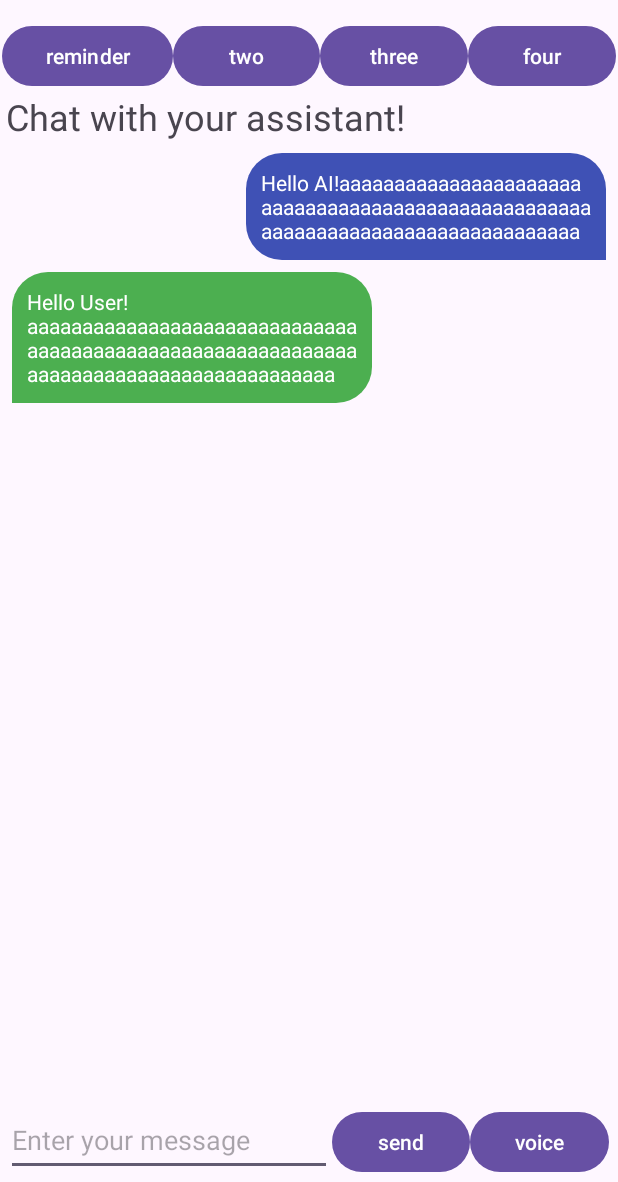
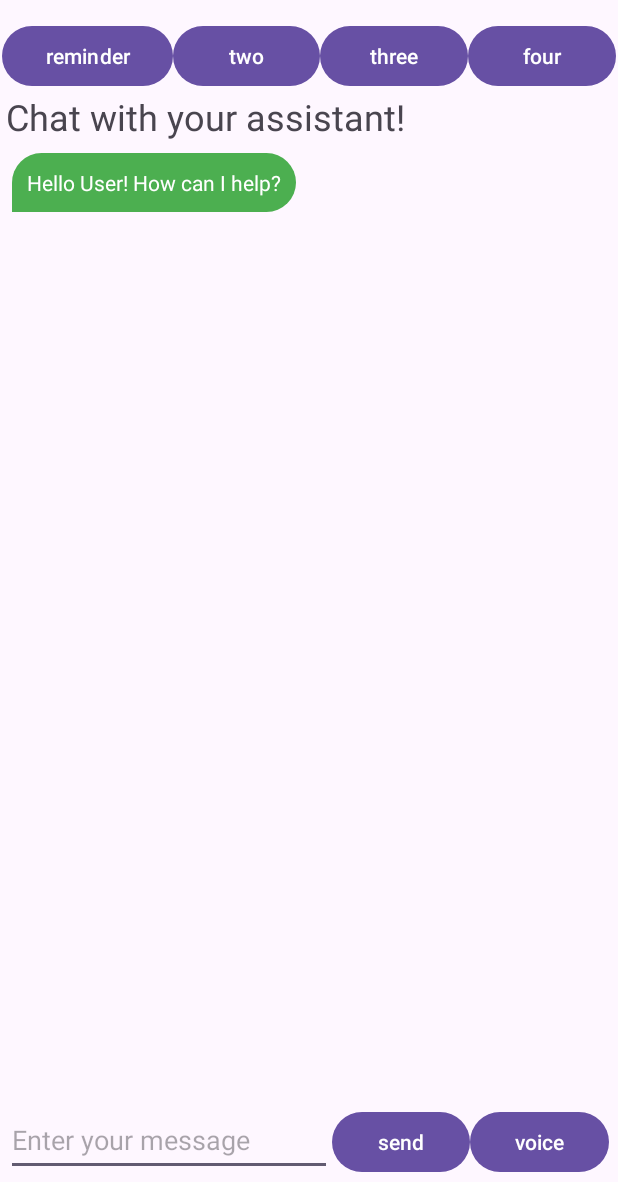
Before and after one commit to arshad-syed18/Sarvo-AI-Assistant, an Android app: the screen it shows after launch (HomeActivity), on a phone screen of 412 x 824 dp, the part 54-1236 px from its top. Run offline under Robolectric (Android 15) with nearby library versions, the phone set to English and light mode, and no system bars.

Commit message:
User message input, API base link

```diff
--- a/app/src/main/java/com/example/sarvov1/HomeActivity.kt
+++ b/app/src/main/java/com/example/sarvov1/HomeActivity.kt
@@ -2,6 +2,9 @@ package com.example.sarvov1
 
 import androidx.appcompat.app.AppCompatActivity
 import android.os.Bundle
+import android.view.View
+import android.widget.Button
+import android.widget.EditText
 import android.widget.Toast
 import androidx.appcompat.widget.Toolbar
 import androidx.appcompat.app.ActionBarDrawerToggle
@@ -49,9 +52,20 @@ class HomeActivity : AppCompatActivity() {
                 else -> false
             }
         }
+        addMessage("Hello User! How can I help?", false) // change text if needed
+        val sendButton = findViewById<Button>(R.id.sendButton)
+        val messageInputField = findViewById<EditText>(R.id.messageInputField)
 
-        addMessage("Hello AI!aaaaaaaaaaaaaaaaaaaaaaaaaaaaaaaaaaaaaaaaaaaaaaaaaaaaaaaaaaaaaaaaaaaaaaaaaaaaaaaaa",true)  // TODO: replace with user input
-        addMessage("Hello User!aaaaaaaaaaaaaaaaaaaaaaaaaaaaaaaaaaaaaaaaaaaaaaaaaaaaaaaaaaaaaaaaaaaaaaaaaaaaaaaaaaaaaaaa",false) // TODO: replace with api call
+        // API link https://deep-friendly-kodiak.ngrok-free.app/user-input
+
+        sendButton.setOnClickListener {
+            val message = messageInputField.text.toString()
+            if (message.isNotBlank()) {
+                addMessage(message, true)
+                messageInputField.text.clear()
+                addMessage("Hello User!",false) // TODO: replace with api call
+            }
+        }
     }
 
     private fun addMessage(message: String, isUser: Boolean) {
```
